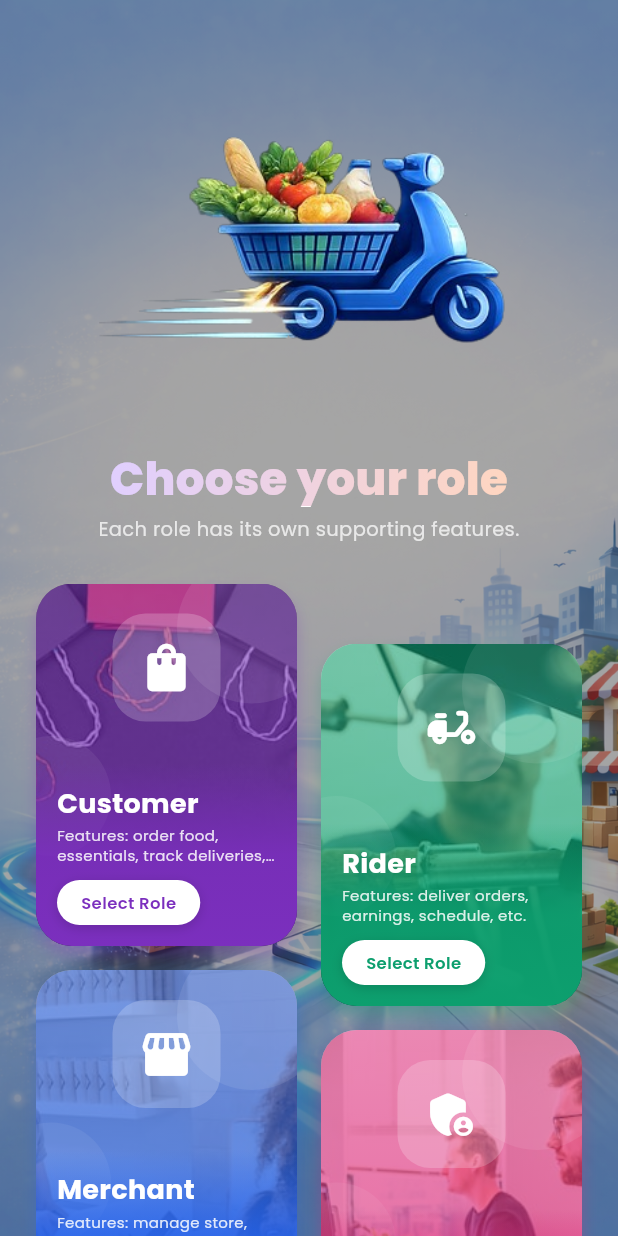
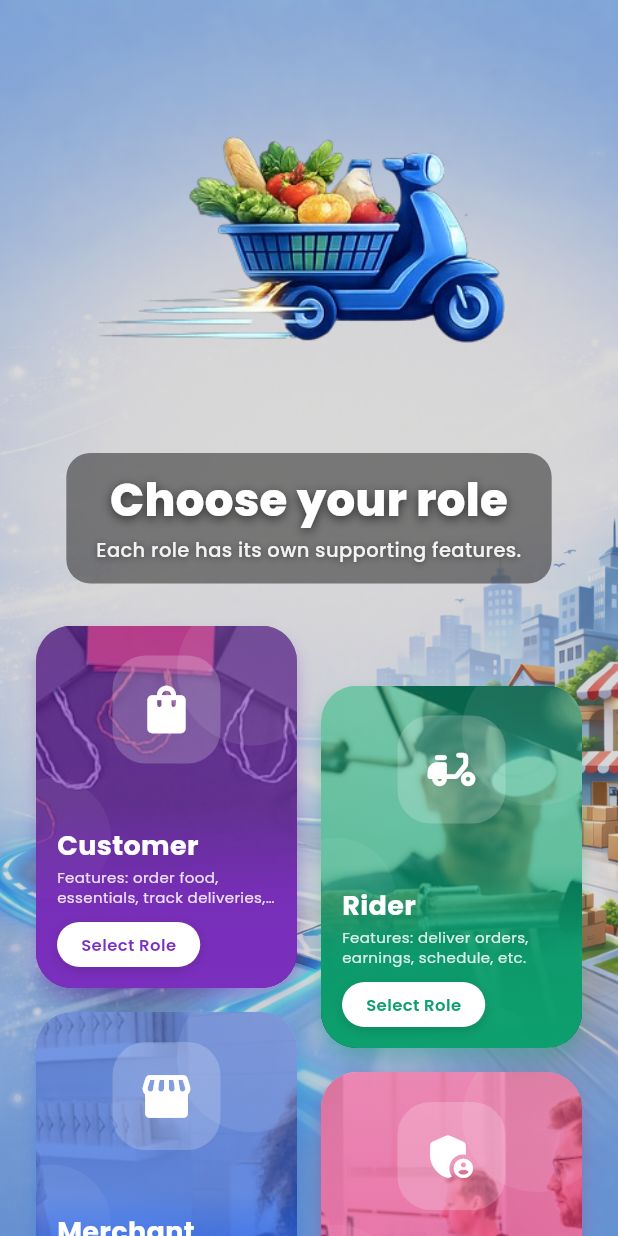
Before and after one commit to ashishsrivastava14/DelieveryPartnerApp, a Flutter app: the screen it shows after launch, on a phone screen of 412 x 824 dp. Run offline on Flutter 3.47's test engine with Material 3 defaults, Android fonts, the phone set to English and light mode, and no system bars; our stand-ins replace fl_chart, get, google_fonts.

Commit message:
Reduce background opacity and enhance text styling on role selection screen

```diff
--- a/lib/modules/auth/role_selection_screen.dart
+++ b/lib/modules/auth/role_selection_screen.dart
@@ -106,7 +106,7 @@ class _RoleSelectionScreenState extends State<RoleSelectionScreen>
             // Dark scrim so content stays readable
             Positioned.fill(
               child: Container(
-                color: Colors.black.withValues(alpha: 0.35),
+                color: Colors.black.withValues(alpha: 0.15),
               ),
             ),
             // Scrollable content
@@ -145,15 +145,15 @@ class _RoleSelectionScreenState extends State<RoleSelectionScreen>
                               begin: const Offset(0, -0.3),
                               end: Offset.zero,
                             ).animate(_headerAnimation),
+                            child: Container(
+                              padding: const EdgeInsets.symmetric(horizontal: 20, vertical: 14),
+                              decoration: BoxDecoration(
+                                color: Colors.black.withValues(alpha: 0.45),
+                                borderRadius: BorderRadius.circular(16),
+                              ),
                               child: Column(
                                 children: [
-                                ShaderMask(
-                                  shaderCallback: (bounds) => const LinearGradient(
-                                    colors: [Color(0xFFE0CFFF), Color(0xFFFFD6C0)],
-                                    begin: Alignment.topLeft,
-                                    end: Alignment.bottomRight,
-                                  ).createShader(bounds),
-                                  child: Text(
+                                  Text(
                                     'Choose your role',
                                     textAlign: TextAlign.center,
                                     style: GoogleFonts.poppins(
@@ -161,7 +161,13 @@ class _RoleSelectionScreenState extends State<RoleSelectionScreen>
                                       fontWeight: FontWeight.w800,
                                       color: Colors.white,
                                       height: 1.15,
+                                      shadows: [
+                                        Shadow(
+                                          color: Colors.black.withValues(alpha: 0.6),
+                                          blurRadius: 8,
+                                          offset: const Offset(0, 2),
                                         ),
+                                      ],
                                     ),
                                   ),
                                   const SizedBox(height: 6),
@@ -170,12 +176,20 @@ class _RoleSelectionScreenState extends State<RoleSelectionScreen>
                                     textAlign: TextAlign.center,
                                     style: GoogleFonts.poppins(
                                       fontSize: 13,
-                                    fontWeight: FontWeight.w400,
-                                    color: Colors.white.withValues(alpha: 0.75),
+                                      fontWeight: FontWeight.w500,
+                                      color: Colors.white.withValues(alpha: 0.92),
                                       height: 1.4,
+                                      shadows: [
+                                        Shadow(
+                                          color: Colors.black.withValues(alpha: 0.5),
+                                          blurRadius: 6,
+                                          offset: const Offset(0, 1),
+                                        ),
+                                      ],
                                     ),
                                   ),
                                 ],
+                              ),
                             ),
                           ),
                         ),
```
Lines whose indentation alone changed are shown as unchanged.
